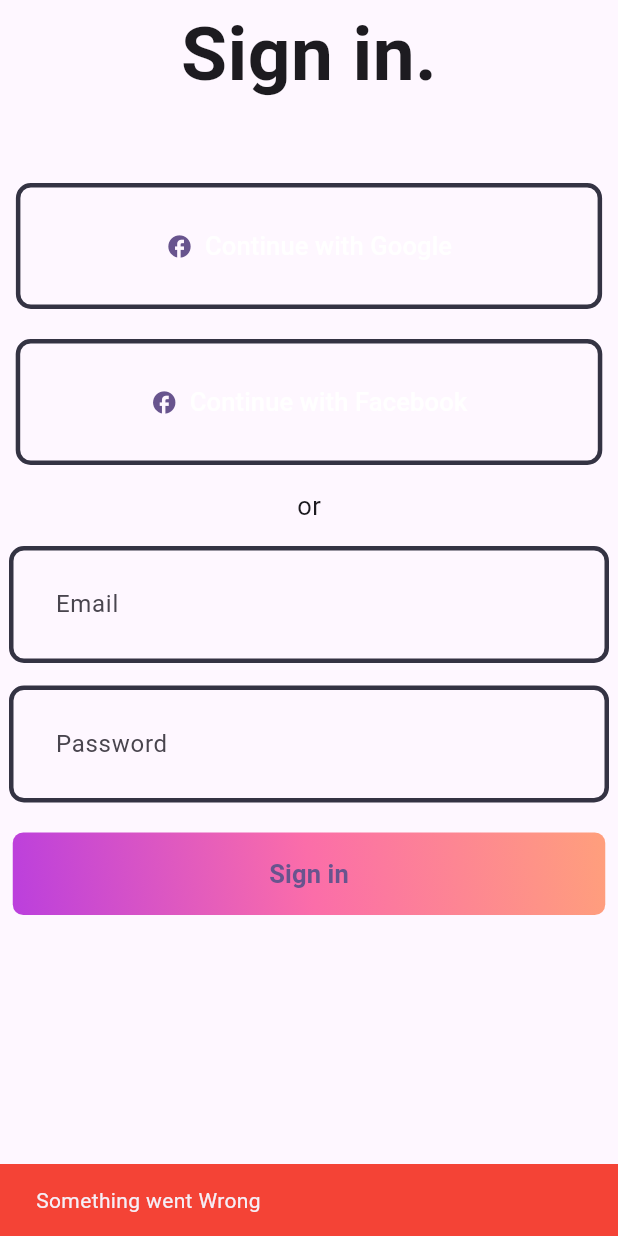
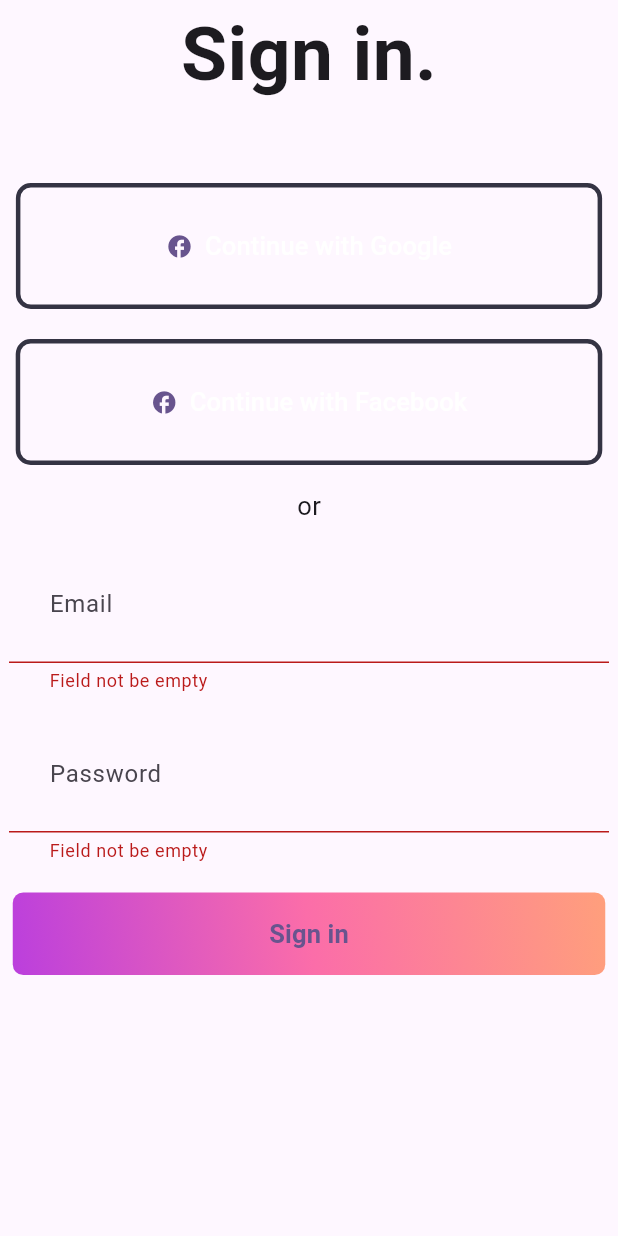
Before and after one commit to HamzaQaisrani5/flutter-bloc-learning, a Flutter app: the screen it shows after launch, after a tap on "Sign in", on a phone screen of 412 x 824 dp. Run offline on Flutter 3.47's test engine with Material 3 defaults, Android fonts, the phone set to English and light mode, and no system bars; our stand-ins replace flutter_bloc, go_router.

Commit message:
complete auth flow with bloc, learn several methods of bloc and cubit which is use for debugging+learn Bloc observer class and its flow

```diff
--- a/lib/login_form_app/bloc/auth_bloc.dart
+++ b/lib/login_form_app/bloc/auth_bloc.dart
@@ -1,3 +1,5 @@
+import 'dart:developer';
+
 import 'package:flutter_bloc/flutter_bloc.dart';
 import 'package:flutter/foundation.dart';
 part 'auth_event.dart';
@@ -5,21 +7,55 @@ part 'auth_state.dart';
 
 class AuthBloc extends Bloc<AuthEvent, AuthState> {
   AuthBloc() : super(AuthInitial()) {
-    on<AuthRequested>((event, emit) async {
-      try {
-        if (event.password.length >= 6 &&
-            event.email.isNotEmpty &&
-            event.password.isNotEmpty) {
-          await Future.delayed(Duration(seconds: 1), () {
-            emit(AuthSuccess(successMsg: 'Success '));
-          });
-          // emit(AuthSuccess(successMsg: 'Login Completed'));
-        } else {
-          emit(AuthError(errorMsg: 'Something went Wrong'));
-        }
-      } catch (e) {
-        emit(AuthError(errorMsg: e.toString()));
+    on<AuthRequested>(_onAuthRequested);
+
+    // sign out
+    on<SignoutRequest>(_onSignoutRequest);
+  }
+
+  // @override
+  // void onError(Object error, StackTrace stackTrace) {
+  //   // TODO: implement onError
+  //   super.onError(error, stackTrace);
+  //   log('$error');
+  // }
+
+  // @override
+  // void onChange(Change<AuthState> change) {
+  //   super.onChange(change);
+  //   log(' AuthState: $change');
+  // }
+
+  // @override
+  // void onTransition(Transition<AuthEvent, AuthState> transition) {
+  //   super.onTransition(transition);
+  //   log(
+  //     'Transition currentState: ${transition.currentState.runtimeType}, Transition Event:  ${transition.event.runtimeType}, Transition nextState: ${transition.nextState.runtimeType}',
+  //   );
+  // }
+
+  void _onAuthRequested(AuthRequested event, Emitter<AuthState> emit) async {
+    emit(AuthLoading());
+    try {
+      if (event.email.isNotEmpty && event.password.isNotEmpty) {
+        await Future.delayed(Duration(seconds: 1));
+        emit(AuthSuccess(successMsg: 'Success ', userMail: event.email));
+      } else {
+        emit(AuthError(errorMsg: 'Something went Wrong'));
       }
-    });
+    } catch (e) {
+      emit(AuthError(errorMsg: e.toString()));
+      // rethrow;
+    }
+  }
+
+  void _onSignoutRequest(SignoutRequest event, Emitter<AuthState> emit) async {
+    emit(AuthLoading());
+    try {
+      await Future.delayed(Duration(seconds: 1));
+      emit(AuthInitial());
+    } catch (e) {
+      emit(AuthError(errorMsg: e.toString()));
+    }
   }
 }
--- a/lib/login_form_app/bloc/auth_event.dart
+++ b/lib/login_form_app/bloc/auth_event.dart
@@ -7,4 +7,7 @@ final class AuthRequested extends AuthEvent {
   final String email;
   final String password;
   AuthRequested({required this.email, required this.password});
+
 }
+
+  final class SignoutRequest extends AuthEvent{}
--- a/lib/login_form_app/bloc/auth_state.dart
+++ b/lib/login_form_app/bloc/auth_state.dart
@@ -5,15 +5,17 @@ sealed class AuthState {}
 
 final class AuthInitial extends AuthState {}
 
+final class AuthLoading extends AuthState{}
+
 final class AuthSuccess extends AuthState {
-  final String successMsg;
+   String successMsg;
+  final String? userMail;
 
-  AuthSuccess({required this.successMsg});
+  AuthSuccess({required this.successMsg, this.userMail});
 }
 
 final class AuthError extends AuthState {
   final String errorMsg;
 
   AuthError({required this.errorMsg});
-
 }
--- a/lib/login_form_app/pages/login_page.dart
+++ b/lib/login_form_app/pages/login_page.dart
@@ -1,4 +1,7 @@
+import 'dart:developer';
+
 import 'package:fl_bloc/login_form_app/bloc/auth_bloc.dart';
+import 'package:fl_bloc/login_form_app/pages/home_page.dart';
 import 'package:fl_bloc/login_form_app/pages/widgets/gradient_button.dart';
 import 'package:fl_bloc/login_form_app/pages/widgets/login_field.dart';
 import 'package:fl_bloc/login_form_app/pages/widgets/social_button.dart';
@@ -15,13 +18,94 @@ class LoginScreen extends StatefulWidget {
 class _LoginScreenState extends State<LoginScreen> {
   final emailController = TextEditingController();
   final passwordController = TextEditingController();
+  final _key = GlobalKey<FormState>();
 
   @override
   Widget build(BuildContext context) {
     final authBloc = BlocProvider.of<AuthBloc>(context);
 
     return Scaffold(
-      body: BlocListener<AuthBloc, AuthState>(
+      body: BlocConsumer<AuthBloc, AuthState>(
+        builder: (_, state) {
+          if (state is AuthLoading) {
+            return Center(child: CircularProgressIndicator());
+          } else if (state is AuthInitial) {
+            return SingleChildScrollView(
+              child: Center(
+                child: Form(
+                  autovalidateMode: AutovalidateMode.onUserInteraction,
+                  key: _key,
+                  child: Column(
+                    children: [
+                      // Image.asset('assets/images/signin_balls.png'),
+                      const Text(
+                        'Sign in.',
+                        style: TextStyle(
+                          fontWeight: FontWeight.bold,
+                          fontSize: 50,
+                        ),
+                      ),
+                      const SizedBox(height: 50),
+                      const SocialButton(
+                        iconPath: '',
+                        label: 'Continue with Google',
+                      ),
+                      const SizedBox(height: 20),
+                      const SocialButton(
+                        iconPath: 'assets/svgs/f_logo.svg',
+                        label: 'Continue with Facebook',
+                        horizontalPadding: 90,
+                      ),
+                      const SizedBox(height: 15),
+                      const Text('or', style: TextStyle(fontSize: 17)),
+                      const SizedBox(height: 15),
+                      LoginField(
+                        hintText: 'Email',
+                        controller: emailController,
+                        validator: (email) {
+                          if (email!.isEmpty) {
+                            return 'Field not be empty';
+                          }
+                          return null;
+                        },
+                        // formKey: _key,
+                      ),
+                      const SizedBox(height: 15),
+                      LoginField(
+                        hintText: 'Password',
+                        controller: passwordController,
+                        validator: (password) {
+                          if (password!.isEmpty) {
+                            return 'Field not be empty';
+                          } else if (password.length < 6) {
+                            return 'Must be greater then 6 chars';
+                          }
+                          return null;
+                        },
+                        // formKey: _key,
+                      ),
+                      const SizedBox(height: 20),
+                      GradientButton(
+                        onPressed: () {
+                          if (_key.currentState!.validate()) {
+                            authBloc.add(
+                              AuthRequested(
+                                email: emailController.text.trim(),
+                                password: passwordController.text.trim(),
+                              ),
+                            );
+                          }
+                        },
+                      ),
+                    ],
+                  ),
+                ),
+              ),
+            );
+          } else {
+            return Container();
+          }
+        },
         listener: (context, state) {
           if (state is AuthError) {
             ScaffoldMessenger.of(context).showSnackBar(
@@ -37,52 +121,15 @@ class _LoginScreenState extends State<LoginScreen> {
                 backgroundColor: Colors.green,
               ),
             );
+            Navigator.of(context).push(
+              MaterialPageRoute(
+                builder: (_) => HomePage(),
+              ),
+            );
           } else {
             null;
           }
         },
-        child: SingleChildScrollView(
-          child: Center(
-            child: Column(
-              children: [
-                // Image.asset('assets/images/signin_balls.png'),
-                const Text(
-                  'Sign in.',
-                  style: TextStyle(fontWeight: FontWeight.bold, fontSize: 50),
-                ),
-                const SizedBox(height: 50),
-                const SocialButton(iconPath: '', label: 'Continue with Google'),
-                const SizedBox(height: 20),
-                const SocialButton(
-                  iconPath: 'assets/svgs/f_logo.svg',
-                  label: 'Continue with Facebook',
-                  horizontalPadding: 90,
-                ),
-                const SizedBox(height: 15),
-                const Text('or', style: TextStyle(fontSize: 17)),
-                const SizedBox(height: 15),
-                LoginField(hintText: 'Email', controller: emailController),
-                const SizedBox(height: 15),
-                LoginField(
-                  hintText: 'Password',
-                  controller: passwordController,
-                ),
-                const SizedBox(height: 20),
-                GradientButton(
-                  onPressed: () {
-                    // context.read<AuthBloc>().add(AuthRequested());
-                    authBloc.add(
-                      AuthRequested(
-                        email: emailController.text.trim(),
-                        password: passwordController.text.trim(),
-                      ),
-                    );
-                  },
-                ),
-              ],
-            ),
-          ),
-        ),
       ),
     );
   }
--- a/lib/login_form_app/pages/widgets/login_field.dart
+++ b/lib/login_form_app/pages/widgets/login_field.dart
@@ -4,34 +4,32 @@ import 'package:flutter/material.dart';
 class LoginField extends StatelessWidget {
   final String hintText;
   final TextEditingController controller;
+  final String? Function(String?)? validator;
+  // final GlobalKey<FormState> formKey;
   const LoginField({
     Key? key,
     required this.hintText,
     required this.controller,
+    required this.validator,
+    // required this.formKey,
   }) : super(key: key);
 
   @override
   Widget build(BuildContext context) {
     return ConstrainedBox(
-      constraints: const BoxConstraints(
-        maxWidth: 400,
-      ),
+      constraints: const BoxConstraints(maxWidth: 400),
       child: TextFormField(
         controller: controller,
+        validator: validator,
+        // key: formKey,
         decoration: InputDecoration(
           contentPadding: const EdgeInsets.all(27),
           enabledBorder: OutlineInputBorder(
-            borderSide: const BorderSide(
-              color: Pallete.borderColor,
-              width: 3,
-            ),
+            borderSide: const BorderSide(color: Pallete.borderColor, width: 3),
             borderRadius: BorderRadius.circular(10),
           ),
           focusedBorder: OutlineInputBorder(
-            borderSide: const BorderSide(
-              color: Pallete.gradient2,
-              width: 3,
-            ),
+            borderSide: const BorderSide(color: Pallete.gradient2, width: 3),
             borderRadius: BorderRadius.circular(10),
           ),
           hintText: hintText,
--- a/lib/main.dart
+++ b/lib/main.dart
@@ -1,15 +1,15 @@
+import 'package:fl_bloc/app_bloc_observer.dart';
 import 'package:fl_bloc/counter_app/bloc/counter_bloc.dart';
 import 'package:fl_bloc/counter_app/cubit/counter_cubit.dart';
-import 'package:fl_bloc/counter_app/home_page.dart';
 import 'package:fl_bloc/login_form_app/bloc/auth_bloc.dart';
 import 'package:fl_bloc/login_form_app/pages/login_page.dart';
 import 'package:fl_bloc/todo_list/add_todo_page.dart';
 import 'package:fl_bloc/todo_list/cubit/task_cubit.dart';
-import 'package:fl_bloc/todo_list/todo_list.dart';
 import 'package:flutter/material.dart';
 import 'package:flutter_bloc/flutter_bloc.dart';
 
 void main() {
+  Bloc.observer = AppBlocObserver();
   runApp(const MyApp());
 }
 
@@ -18,26 +18,22 @@ class MyApp extends StatelessWidget {
 
   @override
   Widget build(BuildContext context) {
-    return
-    MultiBlocProvider(
+    return MultiBlocProvider(
       providers: [
         BlocProvider(create: (_) => CounterCubit()),
         BlocProvider(create: (_) => CounterBloc()),
-        BlocProvider(create: (_)=> TaskCubit()),
-        BlocProvider(create: (_)=> AuthBloc())
+        BlocProvider(create: (_) => TaskCubit()),
+        BlocProvider(create: (_) => AuthBloc()),
       ],
 
-      child:
-      MaterialApp(
+      child: MaterialApp(
         initialRoute: '/',
-        routes: {
-          '/': (_)=> LoginScreen(),
-          '/add-todo': (_)=> AddTodoPage(),
-        },
+        routes: {'/': (_) => LoginScreen(), '/add-todo': (_) => AddTodoPage()},
         title: 'Flutter Demo',
         theme: ThemeData(colorScheme: .fromSeed(seedColor: Colors.deepPurple)),
+
         // home: TodoList()  //const MyHomePage(title: 'Flutter Demo Home Page'),
-
-    ));
+      ),
+    );
   }
 }
--- a/lib/todo_list/cubit/task_cubit.dart
+++ b/lib/todo_list/cubit/task_cubit.dart
@@ -19,7 +19,7 @@ class TaskCubit extends Cubit<List<String>?> {
   @override
   void onChange(Change<List<String>?> change) {
     super.onChange(change);
-    print(change);
+    print('Change<List<String>?>: $change');
   }
 
   @override
```
Also changed, not shown: lib/app_bloc_observer.dart (added, +29 -0 lines), lib/login_form_app/pages/home_page.dart (added, +59 -0 lines).
